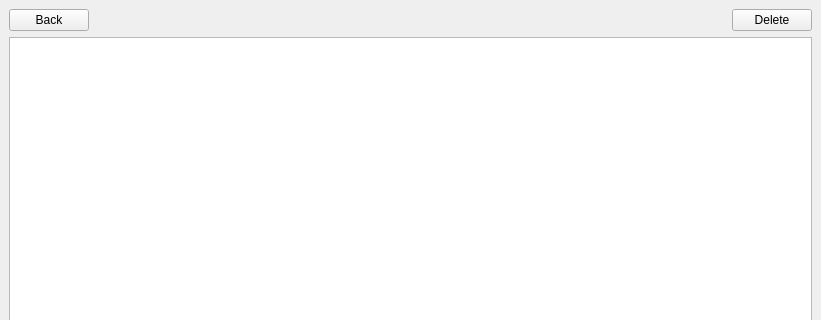
hsBoyz/MiniLockSync, file src/filewindow.ui: the form before one commit; both pictures show x 0 to 821 and y 0 to 320 of the 821 by 541 pixel window.
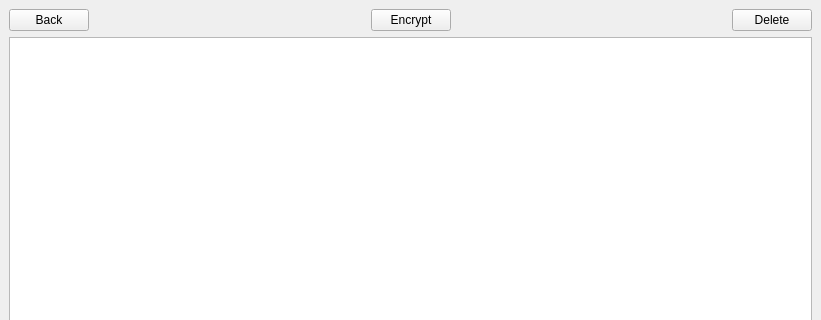
The form after the commit.

```diff
--- a/src/filewindow.ui
+++ b/src/filewindow.ui
@@ -24,6 +24,26 @@
         </property>
        </widget>
       </item>
+      <item>
+       <spacer name="horizontalSpacer_2">
+        <property name="orientation">
+         <enum>Qt::Horizontal</enum>
+        </property>
+        <property name="sizeHint" stdset="0">
+         <size>
+          <width>40</width>
+          <height>20</height>
+         </size>
+        </property>
+       </spacer>
+      </item>
+      <item>
+       <widget class="QPushButton" name="pushButton_encrypt">
+        <property name="text">
+         <string>Encrypt</string>
+        </property>
+       </widget>
+      </item>
       <item>
        <spacer name="horizontalSpacer">
         <property name="orientation">
```
Left out of the diff: 2 changed lines with no effect on the pictures.
